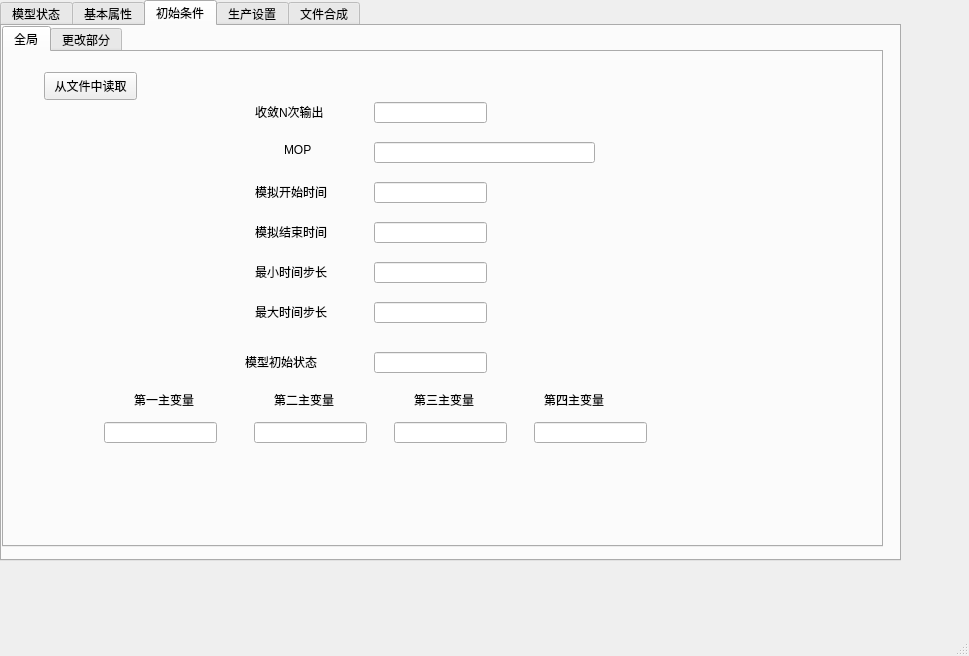
The window that data_gui.ui (keksen-zone/data-process) describes before a commit, drawn with Qt 5.
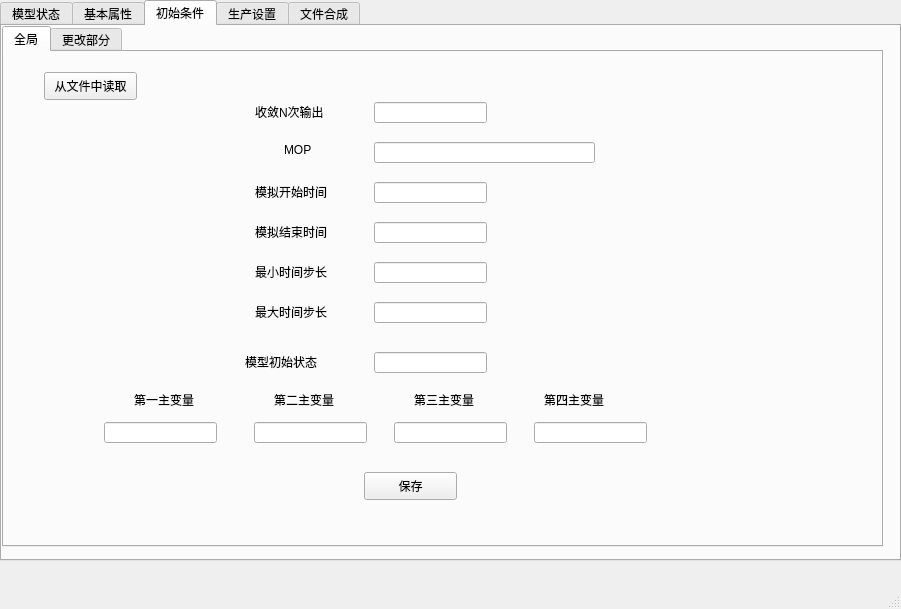
The same window after the commit. The open tabs and pages were chosen to show the change.

```diff
--- a/data_gui.ui
+++ b/data_gui.ui
@@ -6,8 +6,8 @@
    <rect>
     <x>0</x>
     <y>0</y>
-    <width>969</width>
-    <height>656</height>
+    <width>901</width>
+    <height>609</height>
    </rect>
   </property>
   <property name="windowTitle">
@@ -2423,6 +2423,19 @@
          </rect>
         </property>
        </widget>
+       <widget class="QPushButton" name="pushButton_30">
+        <property name="geometry">
+         <rect>
+          <x>360</x>
+          <y>420</y>
+          <width>93</width>
+          <height>28</height>
+         </rect>
+        </property>
+        <property name="text">
+         <string>保存</string>
+        </property>
+       </widget>
       </widget>
       <widget class="QWidget" name="tab_11">
        <attribute name="title">
```
Left out of the diff: 370 changed lines with no effect on the pictures.
